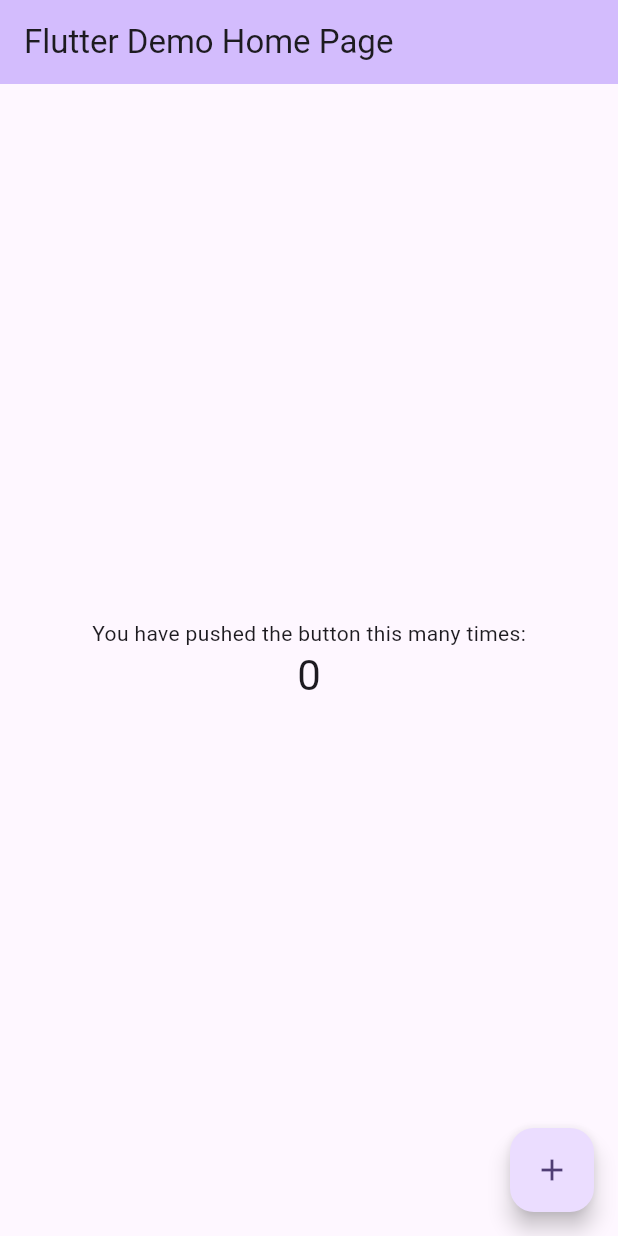
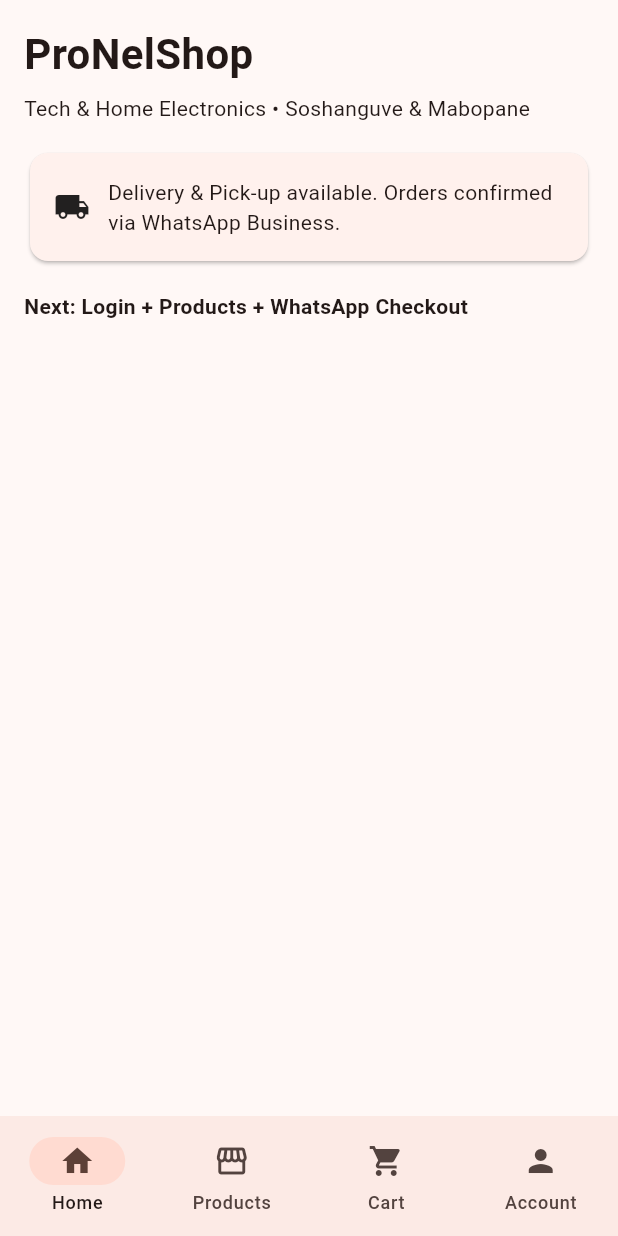
Before and after one commit to Thando93/pronelshop, a Flutter app: the screen it shows after launch, on a phone screen of 412 x 824 dp. Run offline on Flutter 3.47's test engine with Material 3 defaults, Android fonts, the light colour scheme and no system bars.

Commit message:
Update main screen to ProNelShop

```diff
--- a/pronelshop_app/lib/main.dart
+++ b/pronelshop_app/lib/main.dart
@@ -1,122 +1,134 @@
 import 'package:flutter/material.dart';
 
 void main() {
-  runApp(const MyApp());
+  runApp(const ProNelShopApp());
 }
 
-class MyApp extends StatelessWidget {
-  const MyApp({super.key});
+class ProNelShopApp extends StatelessWidget {
+  const ProNelShopApp({super.key});
 
-  // This widget is the root of your application.
   @override
   Widget build(BuildContext context) {
     return MaterialApp(
-      title: 'Flutter Demo',
+      title: 'ProNelShop',
+      debugShowCheckedModeBanner: false,
       theme: ThemeData(
-        // This is the theme of your application.
-        //
-        // TRY THIS: Try running your application with "flutter run". You'll see
-        // the application has a purple toolbar. Then, without quitting the app,
-        // try changing the seedColor in the colorScheme below to Colors.green
-        // and then invoke "hot reload" (save your changes or press the "hot
-        // reload" button in a Flutter-supported IDE, or press "r" if you used
-        // the command line to start the app).
-        //
-        // Notice that the counter didn't reset back to zero; the application
-        // state is not lost during the reload. To reset the state, use hot
-        // restart instead.
-        //
-        // This works for code too, not just values: Most code changes can be
-        // tested with just a hot reload.
-        colorScheme: .fromSeed(seedColor: Colors.deepPurple),
+        colorScheme: ColorScheme.fromSeed(seedColor: Colors.deepOrange),
+        useMaterial3: true,
       ),
-      home: const MyHomePage(title: 'Flutter Demo Home Page'),
+      darkTheme: ThemeData(
+        brightness: Brightness.dark,
+        colorScheme: ColorScheme.fromSeed(
+          seedColor: Colors.deepOrange,
+          brightness: Brightness.dark,
+        ),
+        useMaterial3: true,
+      ),
+      themeMode: ThemeMode.system,
+      home: const MainShell(),
     );
   }
 }
 
-class MyHomePage extends StatefulWidget {
-  const MyHomePage({super.key, required this.title});
-
-  // This widget is the home page of your application. It is stateful, meaning
-  // that it has a State object (defined below) that contains fields that affect
-  // how it looks.
-
-  // This class is the configuration for the state. It holds the values (in this
-  // case the title) provided by the parent (in this case the App widget) and
-  // used by the build method of the State. Fields in a Widget subclass are
-  // always marked "final".
-
-  final String title;
-
+class MainShell extends StatefulWidget {
+  const MainShell({super.key});
   @override
-  State<MyHomePage> createState() => _MyHomePageState();
+  State<MainShell> createState() => _MainShellState();
 }
 
-class _MyHomePageState extends State<MyHomePage> {
-  int _counter = 0;
+class _MainShellState extends State<MainShell> {
+  int index = 0;
 
-  void _incrementCounter() {
-    setState(() {
-      // This call to setState tells the Flutter framework that something has
-      // changed in this State, which causes it to rerun the build method below
-      // so that the display can reflect the updated values. If we changed
-      // _counter without calling setState(), then the build method would not be
-      // called again, and so nothing would appear to happen.
-      _counter++;
-    });
-  }
+  final pages = const [
+    HomePage(),
+    ProductsPage(),
+    CartPage(),
+    AccountPage(),
+  ];
 
   @override
   Widget build(BuildContext context) {
-    // This method is rerun every time setState is called, for instance as done
-    // by the _incrementCounter method above.
-    //
-    // The Flutter framework has been optimized to make rerunning build methods
-    // fast, so that you can just rebuild anything that needs updating rather
-    // than having to individually change instances of widgets.
     return Scaffold(
-      appBar: AppBar(
-        // TRY THIS: Try changing the color here to a specific color (to
-        // Colors.amber, perhaps?) and trigger a hot reload to see the AppBar
-        // change color while the other colors stay the same.
-        backgroundColor: Theme.of(context).colorScheme.inversePrimary,
-        // Here we take the value from the MyHomePage object that was created by
-        // the App.build method, and use it to set our appbar title.
-        title: Text(widget.title),
+      body: pages[index],
+      bottomNavigationBar: NavigationBar(
+        selectedIndex: index,
+        onDestinationSelected: (i) => setState(() => index = i),
+        destinations: const [
+          NavigationDestination(icon: Icon(Icons.home), label: "Home"),
+          NavigationDestination(icon: Icon(Icons.storefront), label: "Products"),
+          NavigationDestination(icon: Icon(Icons.shopping_cart), label: "Cart"),
+          NavigationDestination(icon: Icon(Icons.person), label: "Account"),
+        ],
       ),
-      body: Center(
-        // Center is a layout widget. It takes a single child and positions it
-        // in the middle of the parent.
-        child: Column(
-          // Column is also a layout widget. It takes a list of children and
-          // arranges them vertically. By default, it sizes itself to fit its
-          // children horizontally, and tries to be as tall as its parent.
-          //
-          // Column has various properties to control how it sizes itself and
-          // how it positions its children. Here we use mainAxisAlignment to
-          // center the children vertically; the main axis here is the vertical
-          // axis because Columns are vertical (the cross axis would be
-          // horizontal).
-          //
-          // TRY THIS: Invoke "debug painting" (choose the "Toggle Debug Paint"
-          // action in the IDE, or press "p" in the console), to see the
-          // wireframe for each widget.
-          mainAxisAlignment: .center,
+    );
+  }
+}
+
+class HomePage extends StatelessWidget {
+  const HomePage({super.key});
+  @override
+  Widget build(BuildContext context) {
+    return SafeArea(
+      child: ListView(
+        padding: const EdgeInsets.all(16),
         children: [
-            const Text('You have pushed the button this many times:'),
+          const Text(
+            "ProNelShop",
+            style: TextStyle(fontSize: 28, fontWeight: FontWeight.bold),
+          ),
+          const SizedBox(height: 6),
           Text(
-              '$_counter',
-              style: Theme.of(context).textTheme.headlineMedium,
+            "Tech & Home Electronics • Soshanguve & Mabopane",
+            style: Theme.of(context).textTheme.bodyMedium,
+          ),
+          const SizedBox(height: 16),
+          Card(
+            child: Padding(
+              padding: const EdgeInsets.all(16),
+              child: Row(
+                children: const [
+                  Icon(Icons.local_shipping),
+                  SizedBox(width: 12),
+                  Expanded(
+                    child: Text(
+                      "Delivery & Pick-up available. Orders confirmed via WhatsApp Business.",
+                    ),
                   ),
                 ],
               ),
             ),
-      floatingActionButton: FloatingActionButton(
-        onPressed: _incrementCounter,
-        tooltip: 'Increment',
-        child: const Icon(Icons.add),
+          ),
+          const SizedBox(height: 16),
+          const Text(
+            "Next: Login + Products + WhatsApp Checkout",
+            style: TextStyle(fontWeight: FontWeight.w600),
+          ),
+        ],
       ),
     );
   }
 }
+
+class ProductsPage extends StatelessWidget {
+  const ProductsPage({super.key});
+  @override
+  Widget build(BuildContext context) {
+    return const Center(child: Text("Products (coming next)"));
+  }
+}
+
+class CartPage extends StatelessWidget {
+  const CartPage({super.key});
+  @override
+  Widget build(BuildContext context) {
+    return const Center(child: Text("Cart (coming next)"));
+  }
+}
+
+class AccountPage extends StatelessWidget {
+  const AccountPage({super.key});
+  @override
+  Widget build(BuildContext context) {
+    return const Center(child: Text("Account / Login (coming next)"));
+  }
+}
```
Lines whose indentation alone changed are shown as unchanged.
